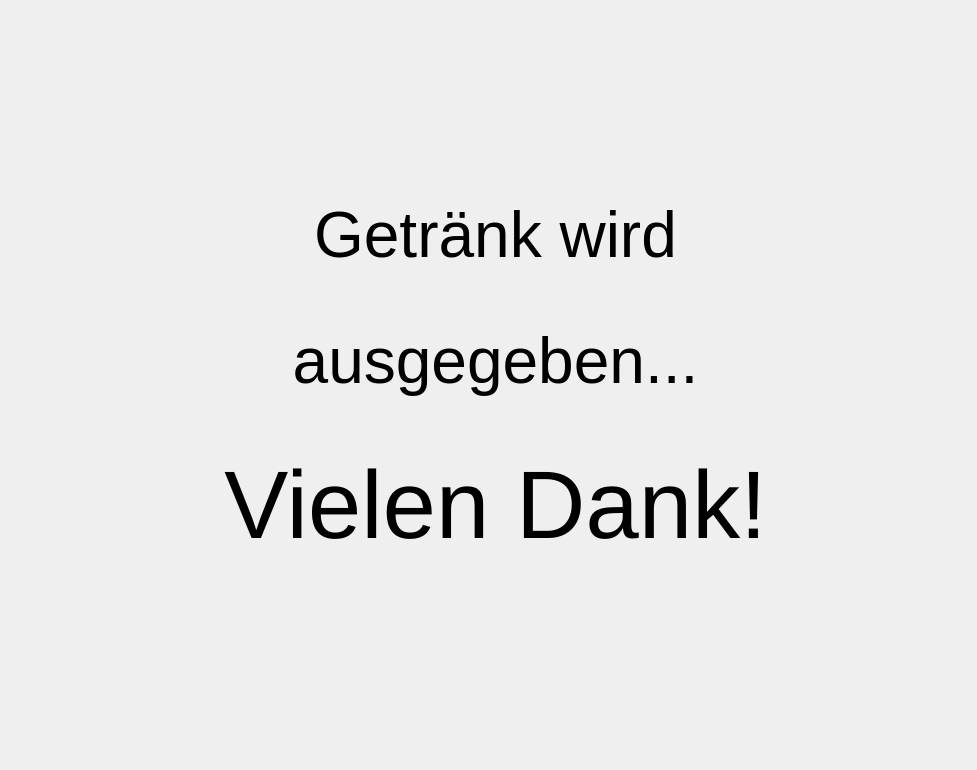
Killjen/matomat, file UserInterface/completionmenu.ui: the form before one commit.
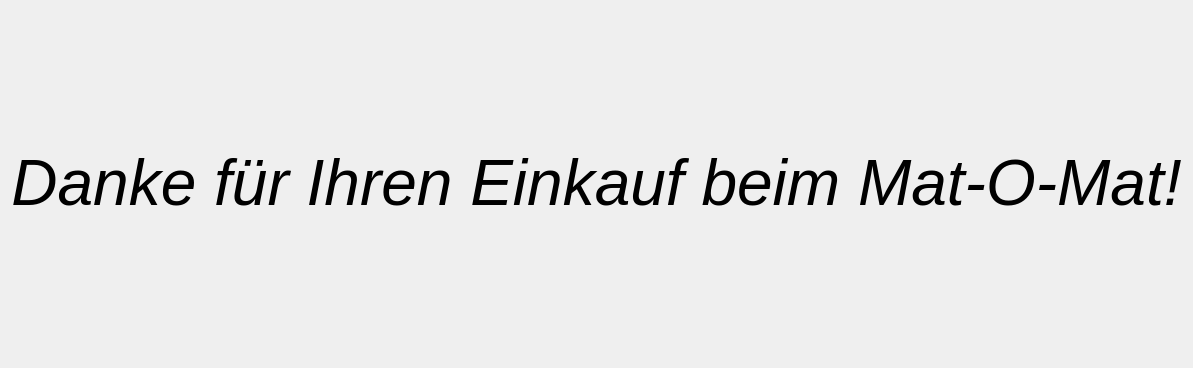
The form after the commit.

The edit to the form file:
```diff
--- a/UserInterface/completionmenu.ui
+++ b/UserInterface/completionmenu.ui
@@ -6,26 +6,33 @@
    <rect>
     <x>0</x>
     <y>0</y>
-    <width>977</width>
-    <height>770</height>
+    <width>947</width>
+    <height>368</height>
    </rect>
   </property>
   <property name="windowTitle">
    <string>Matomat - Danke für ihren Einkauf</string>
   </property>
+  <layout class="QHBoxLayout" name="horizontalLayout">
+   <item>
   <widget class="QLabel" name="label">
-   <property name="geometry">
-    <rect>
-     <x>40</x>
-     <y>30</y>
-     <width>911</width>
-     <height>701</height>
-    </rect>
+     <property name="font">
+      <font>
+       <family>Arial</family>
+       <pointsize>36</pointsize>
+       <italic>true</italic>
+       <kerning>false</kerning>
+      </font>
    </property>
    <property name="text">
-    <string>&lt;html&gt;&lt;head/&gt;&lt;body&gt;&lt;p align=&quot;center&quot;&gt;&lt;span style=&quot; font-size:48pt;&quot;&gt;Getränk wird&lt;/span&gt;&lt;/p&gt;&lt;p align=&quot;center&quot;&gt;&lt;br/&gt;&lt;/p&gt;&lt;p align=&quot;center&quot;&gt;&lt;span style=&quot; font-size:48pt;&quot;&gt; ausgegeben...&lt;/span&gt;&lt;/p&gt;&lt;p align=&quot;center&quot;&gt;&lt;br/&gt;&lt;/p&gt;&lt;p align=&quot;center&quot;&gt;&lt;span style=&quot; font-size:72pt;&quot;&gt;Vielen Dank!&lt;/span&gt;&lt;/p&gt;&lt;/body&gt;&lt;/html&gt;</string>
-   </property>
-  </widget>
+      <string>&lt;html&gt;&lt;head/&gt;&lt;body&gt;&lt;p align=&quot;center&quot;&gt;&lt;span style=&quot; font-size:48pt;&quot;&gt;Danke für Ihren Einkauf beim Mat-O-Mat!&lt;/span&gt;&lt;/p&gt;&lt;/body&gt;&lt;/html&gt;</string>
+     </property>
+     <property name="alignment">
+      <set>Qt::AlignCenter</set>
+     </property>
+    </widget>
+   </item>
+  </layout>
  </widget>
  <resources/>
  <connections/>
```
Left out of the diff: 2 changed lines with no effect on the pictures. Lines whose indentation alone changed are shown as unchanged.
